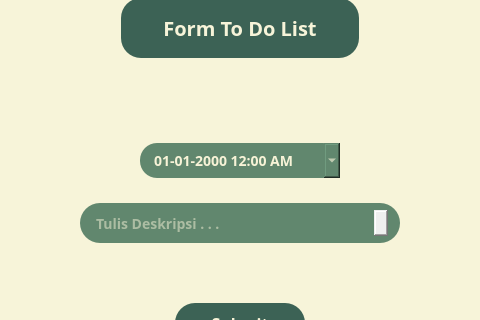
Above: ui_temp/form/todolistForm2.ui from Salomo309/yarnyard before the change; both pictures show x 240 to 720 and y 87 to 407 of the 960 by 600 pixel window. Below: the same form after it.
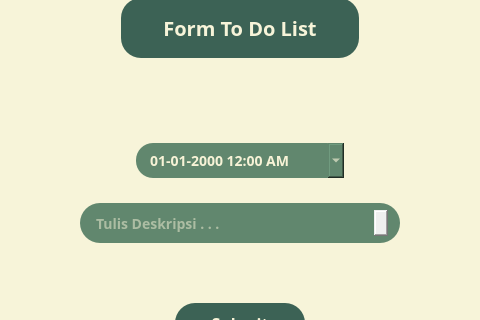
That is the form after the change. Icons and pictures are not drawn.

Diff of the .ui file:
```diff
--- a/ui_temp/form/todolistForm2.ui
+++ b/ui_temp/form/todolistForm2.ui
@@ -255,9 +255,9 @@
           <widget class="QDateTimeEdit" name="date_time_edit">
            <property name="geometry">
             <rect>
-             <x>380</x>
+             <x>376</x>
              <y>170</y>
-             <width>200</width>
+             <width>208</width>
              <height>35</height>
             </rect>
            </property>
```
